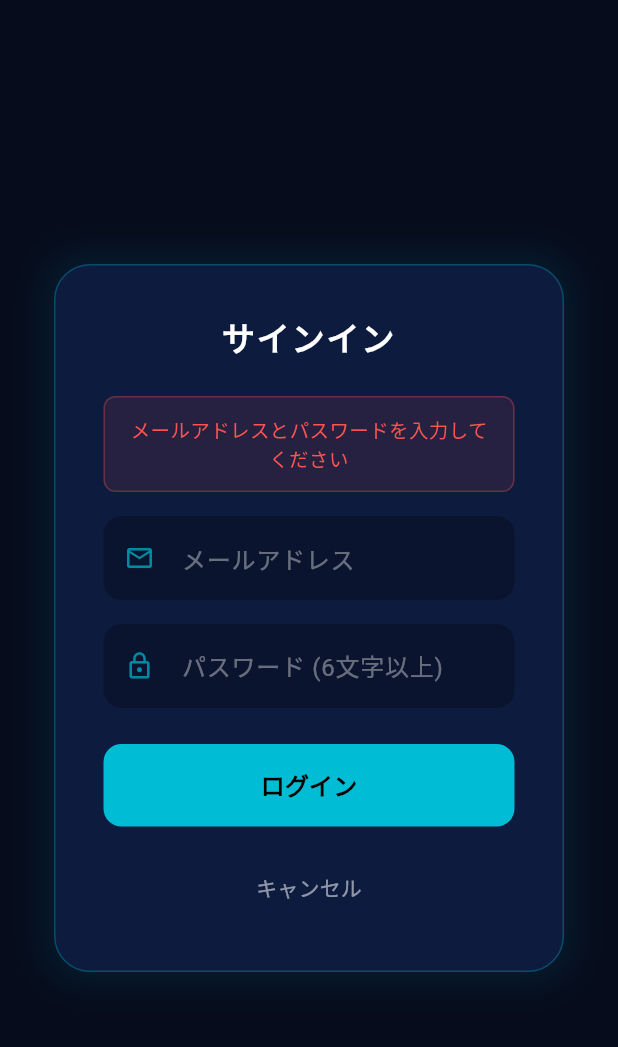
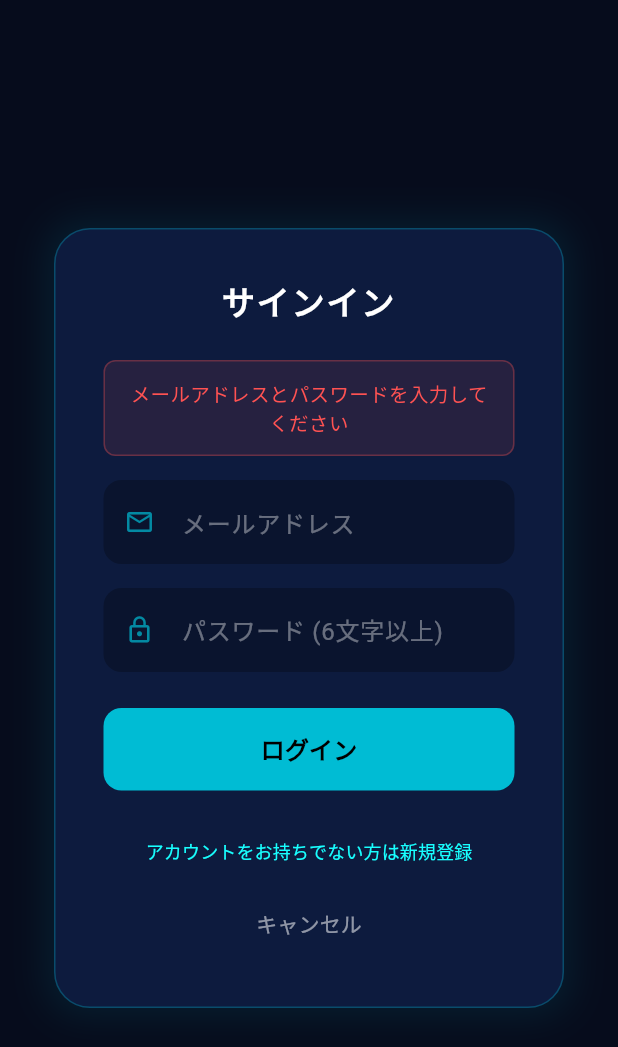
Before and after one commit to p2hacks2025/pre-23, a Flutter app: the SignInScreen widget shown alone on an empty page, opened directly, after a tap on "ログイン", on a phone screen of 412 x 824 dp. Shown: the top 1047 px of the screen. Run offline on Flutter 3.47's test engine with Material 3 defaults, Android fonts, the phone set to English and light mode, and no system bars; our stand-ins replace cloud_firestore, firebase_auth, firebase_core, firebase_storage, image_picker; accounts and stored records are empty.

Commit message:
ログイン処理とサインイン処理の区別

```diff
--- a/lib/screens/sign_in_screen.dart
+++ b/lib/screens/sign_in_screen.dart
@@ -8,7 +8,11 @@ class SignInScreen extends StatefulWidget {
   final Function(UserProfile) onSignedIn;
   final VoidCallback onCancel;
 
-  const SignInScreen({super.key, required this.onSignedIn, required this.onCancel});
+  const SignInScreen({
+    super.key,
+    required this.onSignedIn,
+    required this.onCancel
+  });
 
   @override
   State<SignInScreen> createState() => _SignInScreenState();
@@ -17,19 +21,21 @@ class SignInScreen extends StatefulWidget {
 class _SignInScreenState extends State<SignInScreen> {
   final _emailController = TextEditingController();
   final _passwordController = TextEditingController();
-  final _usernameController = TextEditingController(); // 新規登録時のみ使用
+  final _usernameController = TextEditingController();
 
   final AuthService _auth = AuthService();
 
   bool _isLoading = false;
-  bool _isRegisterMode = false; // 新規登録モードかどうか
+  // false = ログインモード, true = 新規登録モード
+  bool _isRegisterMode = false;
   String? _errorMessage;
 
-  // メインの処理（ログインまたは登録）
+  // メインの処理
   Future<void> _submit() async {
     final email = _emailController.text.trim();
     final password = _passwordController.text.trim();
 
+    // 入力チェック
     if (email.isEmpty || password.isEmpty) {
       setState(() => _errorMessage = 'メールアドレスとパスワードを入力してください');
       return;
@@ -49,38 +55,54 @@ class _SignInScreenState extends State<SignInScreen> {
       UserProfile profile;
 
       if (_isRegisterMode) {
-        // --- 新規登録処理 ---
-        profile = await _auth.signUpWithEmail(
-          email: email,
-          password: password,
-          username: _usernameController.text.trim(),
-        );
+        // -------------------------
+        // 新規登録モードの場合
+        // -------------------------
+        try {
+          profile = await _auth.signUpWithEmail(
+            email: email,
+            password: password,
+            username: _usernameController.text.trim(),
+          );
+        } on FirebaseAuthException catch (e) {
+          // ★ 既に登録済みだった場合、ログインモードへ誘導
+          if (e.code == 'email-already-in-use') {
+            setState(() {
+              _isRegisterMode = false; // ログインモードへ
+              _isLoading = false;
+              _errorMessage = 'このメールアドレスは既に登録されています。\nログインボタンを押してください。';
+            });
+            return;
+          }
+          rethrow;
+        }
       } else {
-        // --- ログイン処理 ---
+        // -------------------------
+        // ログインモードの場合
+        // -------------------------
         try {
           profile = await _auth.signInWithEmail(email, password);
         } on FirebaseAuthException catch (e) {
-          // ★ここでUX分岐: ユーザーがいない場合
+          // ★ アカウントがない場合、新規登録モードへ誘導
           if (e.code == 'user-not-found' || e.code == 'invalid-credential') {
-            // 最近のFirebaseは user-not-found を invalid-credential にまとめることがあります
-            // 具体的な判別が難しい場合もあるため、一度登録モードへ誘導するフローにします
             setState(() {
-              _isRegisterMode = true; // 登録モードへ切り替え
+              _isRegisterMode = true; // 新規登録モードへ
               _isLoading = false;
-              _errorMessage = 'アカウントが見つかりません。\n新規登録しますか？ユーザー名を入力してください。';
+              _errorMessage = 'アカウントが見つかりません。\nユーザー名を入力して新規登録してください。';
             });
-            return; // ここで中断し、ユーザーに入力を促す
+            return;
           } else if (e.code == 'wrong-password') {
             throw Exception('パスワードが違います');
           } else {
-            rethrow; // その他のエラーは下でキャッチ
+            rethrow;
           }
         }
       }
 
+      // 成功時
       if (!mounted) return;
       Navigator.of(context).pop(); // ダイアログを閉じる
-      widget.onSignedIn(profile); // 完了通知
+      widget.onSignedIn(profile); // 親画面に通知
 
     } catch (e) {
       setState(() {
@@ -91,24 +113,28 @@ class _SignInScreenState extends State<SignInScreen> {
     }
   }
 
-  // エラーメッセージを日本語化して読みやすく
+  // エラーメッセージの整形
   String _cleanErrorMessage(dynamic e) {
     String msg = e.toString();
     if (msg.contains('wrong-password')) return 'パスワードが間違っています';
     if (msg.contains('invalid-email')) return 'メールアドレスの形式が正しくありません';
     if (msg.contains('weak-password')) return 'パスワードは6文字以上で設定してください';
     if (msg.contains('email-already-in-use')) return 'このメールアドレスは既に登録されています';
-    // prefixを除去
-    return msg.replaceAll('Exception:', '').replaceAll('[firebase_auth/.*] ', '');
+    if (msg.contains('user-not-found')) return 'アカウントが見つかりません';
+    if (msg.contains('configuration-not-found')) return '認証設定が無効です。\nFirebaseコンソールでメール認証をONにしてください。';
+    if (msg.contains('network-request-failed')) return '通信エラーが発生しました。接続を確認してください。';
+
+    // 不要なプレフィックスを除去
+    return msg.replaceAll('Exception:', '').replaceAll(RegExp(r'\[firebase_auth/.*\]\s*'), '');
   }
 
   @override
   Widget build(BuildContext context) {
-    // 背景のタップでキーボードを閉じる
+    // 背景タップでキーボードを閉じる
     return GestureDetector(
       onTap: () => FocusScope.of(context).unfocus(),
       child: Material(
-        color: Colors.black54, // 背景を少し暗く
+        color: Colors.black54,
         child: Center(
           child: SingleChildScrollView(
             child: Container(
@@ -116,7 +142,7 @@ class _SignInScreenState extends State<SignInScreen> {
               margin: const EdgeInsets.all(24),
               padding: const EdgeInsets.all(32),
               decoration: BoxDecoration(
-                color: const Color(0xFF0D1B3E), // アプリのテーマカラーに合わせる
+                color: const Color(0xFF0D1B3E),
                 borderRadius: BorderRadius.circular(24),
                 border: Border.all(color: Colors.cyan.withOpacity(0.3), width: 1),
                 boxShadow: [
@@ -134,7 +160,7 @@ class _SignInScreenState extends State<SignInScreen> {
                   ),
                   const SizedBox(height: 24),
 
-                  // エラー表示
+                  // エラー表示エリア
                   if (_errorMessage != null) ...[
                     Container(
                       padding: const EdgeInsets.all(12),
@@ -152,7 +178,7 @@ class _SignInScreenState extends State<SignInScreen> {
                     const SizedBox(height: 16),
                   ],
 
-                  // メール入力
+                  // メールアドレス入力
                   _buildTextField(
                     controller: _emailController,
                     label: 'メールアドレス',
@@ -169,7 +195,7 @@ class _SignInScreenState extends State<SignInScreen> {
                     obscureText: true,
                   ),
 
-                  // ★新規登録モードの時だけユーザー名入力欄が出現
+                  // 新規登録時のみユーザー名を表示
                   if (_isRegisterMode) ...[
                     const SizedBox(height: 16),
                     _buildTextField(
@@ -181,6 +207,7 @@ class _SignInScreenState extends State<SignInScreen> {
 
                   const SizedBox(height: 24),
 
+                  // 実行ボタン
                   if (_isLoading)
                     const Center(child: CircularProgressIndicator(color: Colors.cyan))
                   else
@@ -200,6 +227,23 @@ class _SignInScreenState extends State<SignInScreen> {
                     ),
 
                   const SizedBox(height: 16),
+
+                  // ★ 手動切り替えボタン
+                  TextButton(
+                    onPressed: () {
+                      setState(() {
+                        _isRegisterMode = !_isRegisterMode;
+                        _errorMessage = null;
+                      });
+                    },
+                    child: Text(
+                      _isRegisterMode
+                        ? '既にアカウントをお持ちの方はログイン'
+                        : 'アカウントをお持ちでない方は新規登録',
+                      style: const TextStyle(color: Colors.cyanAccent, fontSize: 12),
+                    ),
+                  ),
+
                   TextButton(
                     onPressed: widget.onCancel,
                     child: const Text('キャンセル', style: TextStyle(color: Colors.white54)),
```
Also changed, not shown: lib/screens/home_screen.dart (+19 -7 lines), 1 other file.
